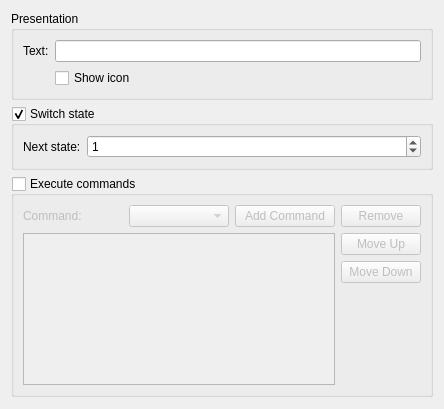
Qt form plugins/Commands/Dialog/createdialogcommandwidget.ui (KDE/simon) before a commit.
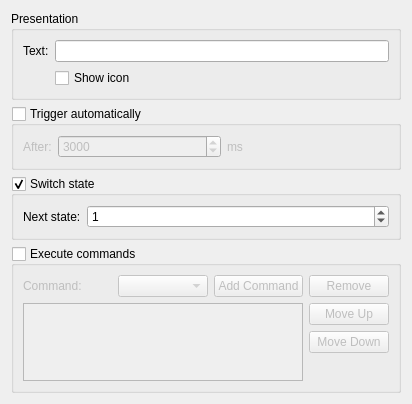
The same form after that commit. Custom widgets are drawn as their Qt base class.

Commit message: Automatic transition execution

Diff of the .ui file:
```diff
--- a/plugins/Commands/Dialog/createdialogcommandwidget.ui
+++ b/plugins/Commands/Dialog/createdialogcommandwidget.ui
@@ -6,8 +6,8 @@
    <rect>
     <x>0</x>
     <y>0</y>
-    <width>444</width>
-    <height>409</height>
+    <width>412</width>
+    <height>404</height>
    </rect>
   </property>
   <property name="windowTitle">
@@ -40,6 +40,55 @@
      </layout>
     </widget>
    </item>
+   <item>
+    <widget class="QGroupBox" name="gbAutomatic">
+     <property name="title">
+      <string>Trigger automatically</string>
+     </property>
+     <property name="checkable">
+      <bool>true</bool>
+     </property>
+     <property name="checked">
+      <bool>false</bool>
+     </property>
+     <layout class="QFormLayout" name="formLayout_3">
+      <item row="0" column="0">
+       <widget class="QLabel" name="label">
+        <property name="text">
+         <string>After:</string>
+        </property>
+       </widget>
+      </item>
+      <item row="0" column="1">
+       <layout class="QHBoxLayout" name="horizontalLayout_3">
+        <item>
+         <widget class="KIntSpinBox" name="sbAutoTimeout">
+          <property name="minimum">
+           <number>1</number>
+          </property>
+          <property name="maximum">
+           <number>60000</number>
+          </property>
+          <property name="singleStep">
+           <number>500</number>
+          </property>
+          <property name="value">
+           <number>3000</number>
+          </property>
+         </widget>
+        </item>
+        <item>
+         <widget class="QLabel" name="label_2">
+          <property name="text">
+           <string>ms</string>
+          </property>
+         </widget>
+        </item>
+       </layout>
+      </item>
+     </layout>
+    </widget>
+   </item>
    <item>
     <widget class="QGroupBox" name="gbSwitchState">
      <property name="title">
```
The commit also changes 7 other files.
